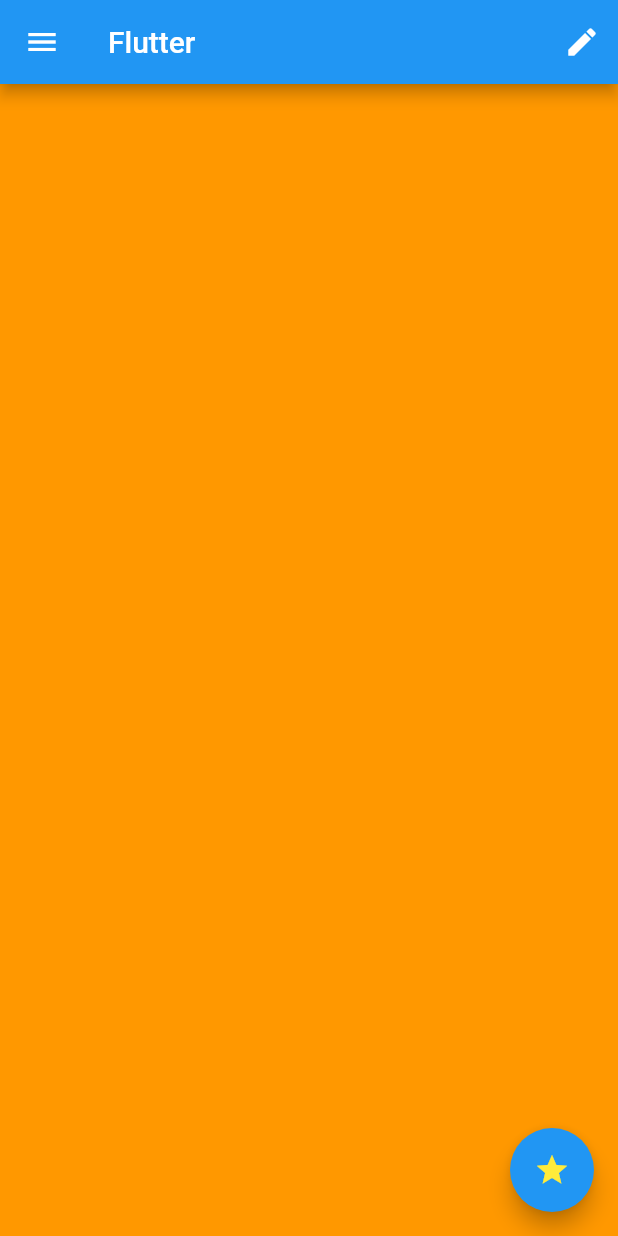
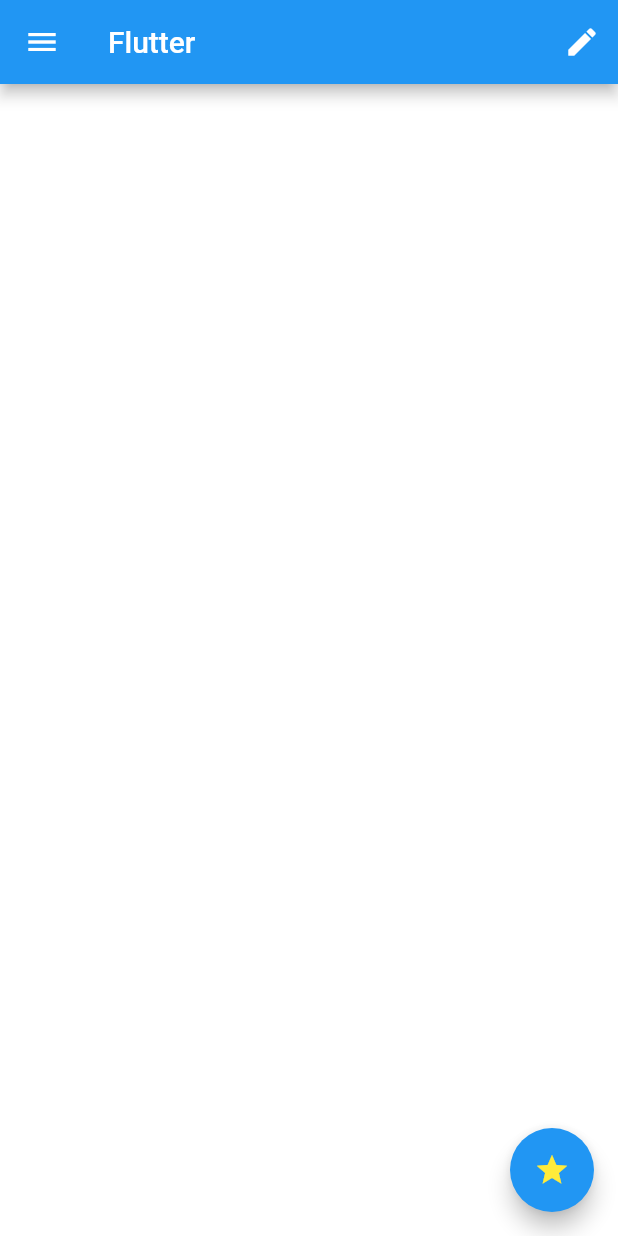
Before and after one commit to rohan20/flutter-material-challenge, a Flutter app: the screen it shows after launch, on a phone screen of 412 x 824 dp. Run offline on Flutter 3.47's test engine with Material 2 defaults, Android fonts, the phone set to English and light mode, and no system bars.

Commit message:
DroidJam: 4m 02s

```diff
--- a/lib/main.dart
+++ b/lib/main.dart
@@ -1,29 +1,25 @@
 import 'package:flutter/material.dart';
 
 void main() {
-  runApp(MyApp2());
+  runApp(HomePage());
 }
 
-class MyApp2 extends StatelessWidget {
+class HomePage extends StatelessWidget {
   @override
   Widget build(BuildContext context) {
     return new MaterialApp(
       debugShowCheckedModeBanner: false,
       home: Scaffold(
-        body: Container(
-          color: Colors.orange,
-        ),
         appBar: AppBar(
-          title: Text("Flutter"),
           actions: <Widget>[
             IconButton(
               icon: Icon(
                 Icons.edit,
                 color: Colors.white,
               ),
-              onPressed: () {},
             )
           ],
+          title: Text("Flutter"),
         ),
         floatingActionButton: FloatingActionButton(
           onPressed: null,
@@ -32,6 +28,9 @@ class MyApp2 extends StatelessWidget {
             color: Colors.yellow,
           ),
         ),
+        body: Container(
+          color: Colors.white,
+        ),
         drawer: Drawer(),
       ),
     );
```
